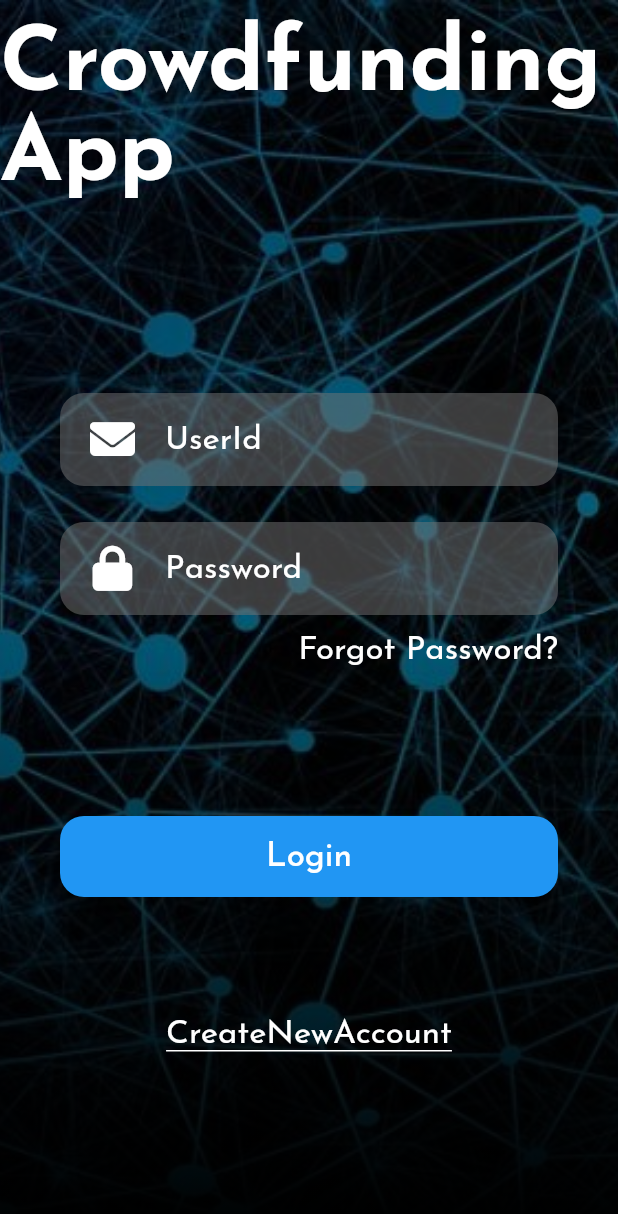
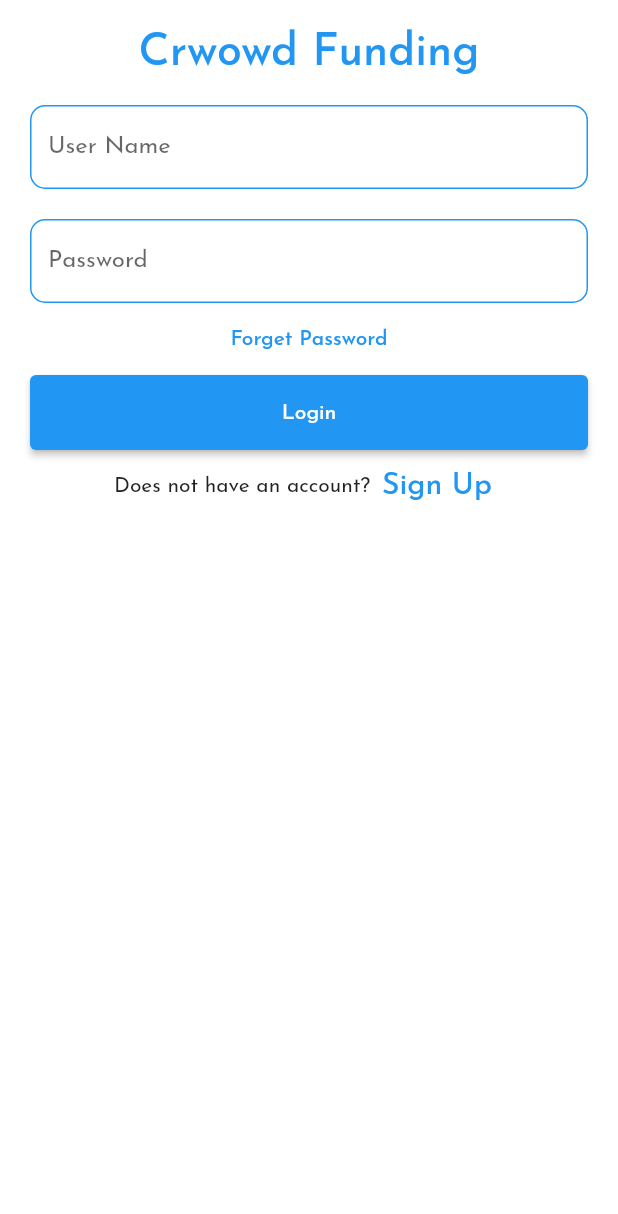
Before and after one commit to abdullahbinahmed/Crowd-Funding, a Flutter app: the screen it shows after launch, on a phone screen of 412 x 824 dp. Shown: the top 1214 px of the screen. Run offline on Flutter 3.47's test engine with Material 2 defaults, Android fonts, the phone set to English and light mode, and no system bars; our stand-ins replace font_awesome_flutter, google_fonts.

Commit message:
Sign in page initial work and made new widget for it and made a simple sign in page

```diff
--- a/App/cf_app/lib/screens/login-page.dart
+++ b/App/cf_app/lib/screens/login-page.dart
@@ -5,6 +5,7 @@ import '../widgets/background-image.dart';
 import '../widgets/password-input.dart';
 import '../widgets/rounded-button.dart';
 import '../widgets/text_input.dart';
+import "../widgets/sign-in-page.dart";
 
 class LoginPage extends StatelessWidget {
   @override
@@ -13,81 +14,8 @@ class LoginPage extends StatelessWidget {
       children: [
         BackgroundImage(),
         Scaffold(
-          backgroundColor: Colors.transparent,
-          body: SingleChildScrollView(
-            child: SafeArea(
-              child: Column(
-                children: [
-                  Container(
-                    height: 150,
-                    child: Center(
-                      child: Text(
-                        'Crowdfunding App',
-                        style: kHeading,
-                      ),
-                    ),
-                  ),
-                  SizedBox(
-                    height: 100,
-                  ),
-                  Container(
-                    padding: const EdgeInsets.symmetric(horizontal: 40),
-                    child: Column(
-                      children: [
-                        Column(
-                          crossAxisAlignment: CrossAxisAlignment.end,
-                          children: [
-                            TextInput(
-                              icon: FontAwesomeIcons.solidEnvelope,
-                              hint: 'UserId',
-                              inputType: TextInputType.text,
-                              inputAction: TextInputAction.next,
-                            ),
-                            PasswordInput(
-                              icon: FontAwesomeIcons.lock,
-                              hint: 'Password',
-                              inputAction: TextInputAction.done,
-                            ),
-                            Text(
-                              'Forgot Password?',
-                              style: kBodyText,
-                            ),
-                          ],
-                        ),
-                        Column(
-                          children: [
-                            SizedBox(
-                              height: 100,
-                            ),
-                            RoundedButton(
-                              buttonText: 'Login',
-                            ),
-                            SizedBox(
-                              height: 80,
-                            ),
-                            Container(
-                              decoration: BoxDecoration(
-                                  border: Border(
-                                bottom:
-                                    BorderSide(color: Colors.white, width: 1),
-                              )),
-                              child: Text(
-                                'CreateNewAccount',
-                                style: kBodyText,
-                              ),
-                            ),
-                            SizedBox(
-                              height: 30,
-                            ),
-                          ],
-                        )
-                      ],
-                    ),
-                  )
-                ],
-              ),
-            ),
-          ),
+          backgroundColor: Colors.white,
+          body: signIn_Page(),
         ),
       ],
     );
--- /dev/null
+++ b/App/cf_app/lib/widgets/sign-in-page.dart
@@ -0,0 +1,107 @@
+import 'package:flutter/cupertino.dart';
+import 'package:flutter/material.dart';
+
+class signIn_Page extends StatefulWidget {
+  const signIn_Page({Key? key}) : super(key: key);
+
+  @override
+  State<signIn_Page> createState() => _signIn_PageState();
+}
+
+class _signIn_PageState extends State<signIn_Page> {
+  TextEditingController nameController = TextEditingController();
+  TextEditingController passwordController = TextEditingController();
+
+  @override
+  Widget build(BuildContext context) {
+    return Padding(
+        padding: const EdgeInsets.all(10),
+        child: ListView(
+          children: <Widget>[
+            Container(
+                alignment: Alignment.center,
+                padding: const EdgeInsets.all(10),
+                child: const Text(
+                  'Crwowd Funding',
+                  style: TextStyle(
+                      color: Colors.blue,
+                      fontWeight: FontWeight.w500,
+                      fontSize: 30),
+                )),
+            Container(
+              padding: const EdgeInsets.all(10),
+              child: TextField(
+                controller: nameController,
+                decoration: const InputDecoration(
+                  focusedBorder: OutlineInputBorder(
+                    borderRadius: BorderRadius.all(Radius.circular(10)),
+                    borderSide: BorderSide(
+                      color: Colors.green,
+                    ),
+                  ),
+                  enabledBorder: OutlineInputBorder(
+                    borderRadius: BorderRadius.all(Radius.circular(10)),
+                    borderSide: BorderSide(
+                      color: Colors.blue,
+                    ),
+                  ),
+                  labelText: 'User Name',
+                ),
+              ),
+            ),
+            Container(
+              padding: const EdgeInsets.fromLTRB(10, 10, 10, 0),
+              child: TextField(
+                obscureText: true,
+                controller: passwordController,
+                decoration: const InputDecoration(
+                  focusedBorder: OutlineInputBorder(
+                    borderRadius: BorderRadius.all(Radius.circular(10)),
+                    borderSide: BorderSide(
+                      color: Colors.green,
+                    ),
+                  ),
+                  enabledBorder: OutlineInputBorder(
+                    borderRadius: BorderRadius.all(Radius.circular(10)),
+                    borderSide: BorderSide(
+                      color: Colors.blue,
+                    ),
+                  ),
+                  labelText: 'Password',
+                ),
+              ),
+            ),
+            TextButton(
+              onPressed: () {
+                //forgot password screen
+              },
+              child: const Text(
+                'Forget Password',
+              ),
+            ),
+            Container(
+                height: 50,
+                padding: const EdgeInsets.fromLTRB(10, 0, 10, 0),
+                child: ElevatedButton(
+                  child: const Text('Login'),
+                  onPressed: () {
+                    print(nameController.text);
+                    print(passwordController.text);
+                  },
+                )),
+            Row(
+              children: <Widget>[
+                const Text('Does not have an account?'),
+                TextButton(
+                  child: const Text('Sign Up', style: TextStyle(fontSize: 20)),
+                  onPressed: () {
+                    //signup screen
+                  },
+                )
+              ],
+              mainAxisAlignment: MainAxisAlignment.center,
+            ),
+          ],
+        ));
+  }
+}
```
